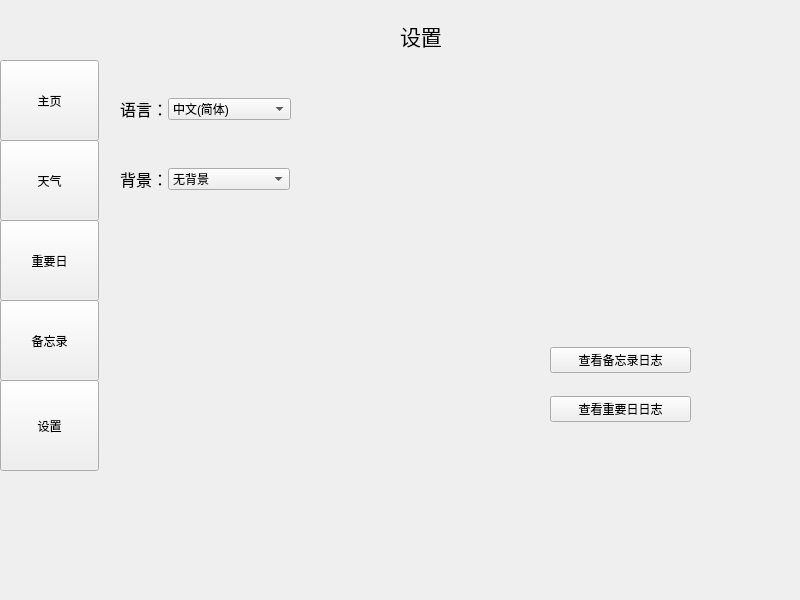
Qt form mainwindow.ui (YC-CLT/short-term-qt-project) before a commit.
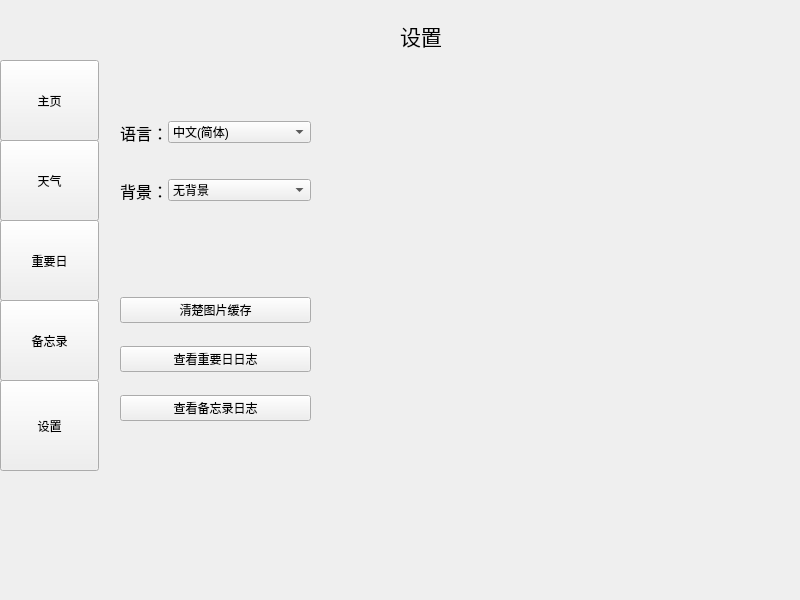
The same form after that commit. The open tabs and pages were chosen to show the change.

What changed in the file:
```diff
--- a/mainwindow.ui
+++ b/mainwindow.ui
@@ -13,6 +13,9 @@
   <property name="windowTitle">
    <string>MainWindow</string>
   </property>
+  <property name="styleSheet">
+   <string notr="true"/>
+  </property>
   <widget class="QWidget" name="centralwidget">
    <widget class="QWidget" name="sideBar" native="true">
     <property name="geometry">
@@ -3164,8 +3167,8 @@
        <rect>
         <x>20</x>
         <y>150</y>
-        <width>170</width>
-        <height>38</height>
+        <width>191</width>
+        <height>61</height>
        </rect>
       </property>
       <layout class="QHBoxLayout" name="horizontalLayout_4">
@@ -3274,9 +3277,9 @@
       <property name="geometry">
        <rect>
         <x>20</x>
-        <y>80</y>
-        <width>171</width>
-        <height>38</height>
+        <y>97</y>
+        <width>191</width>
+        <height>51</height>
        </rect>
       </property>
       <layout class="QHBoxLayout" name="horizontalLayout_3">
@@ -3339,20 +3342,20 @@
        </item>
       </layout>
      </widget>
-     <widget class="QWidget" name="">
+     <widget class="QWidget" name="layoutWidgetgy">
       <property name="geometry">
        <rect>
-        <x>450</x>
-        <y>320</y>
-        <width>141</width>
-        <height>111</height>
+        <x>20</x>
+        <y>270</y>
+        <width>191</width>
+        <height>161</height>
        </rect>
       </property>
       <layout class="QVBoxLayout" name="verticalLayout">
        <item>
         <widget class="QPushButton" name="checkMemDataButton">
          <property name="text">
-          <string>查看备忘录日志</string>
+          <string>清楚图片缓存</string>
          </property>
         </widget>
        </item>
@@ -3363,6 +3366,13 @@
          </property>
         </widget>
        </item>
+       <item>
+        <widget class="QPushButton" name="checkMemLogButton">
+         <property name="text">
+          <string>查看备忘录日志</string>
+         </property>
+        </widget>
+       </item>
       </layout>
      </widget>
     </widget>
```
Left out of the diff: 56 changed lines with no effect on the pictures.
